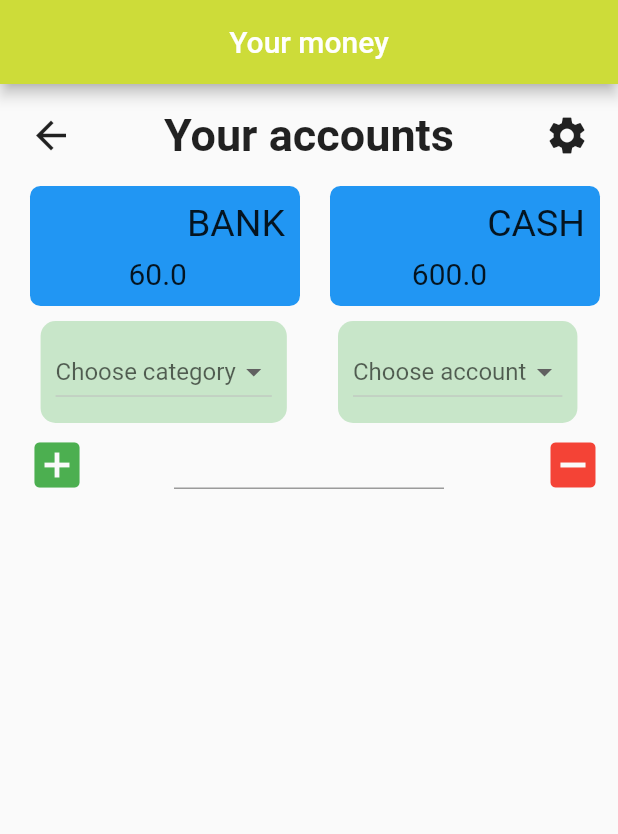
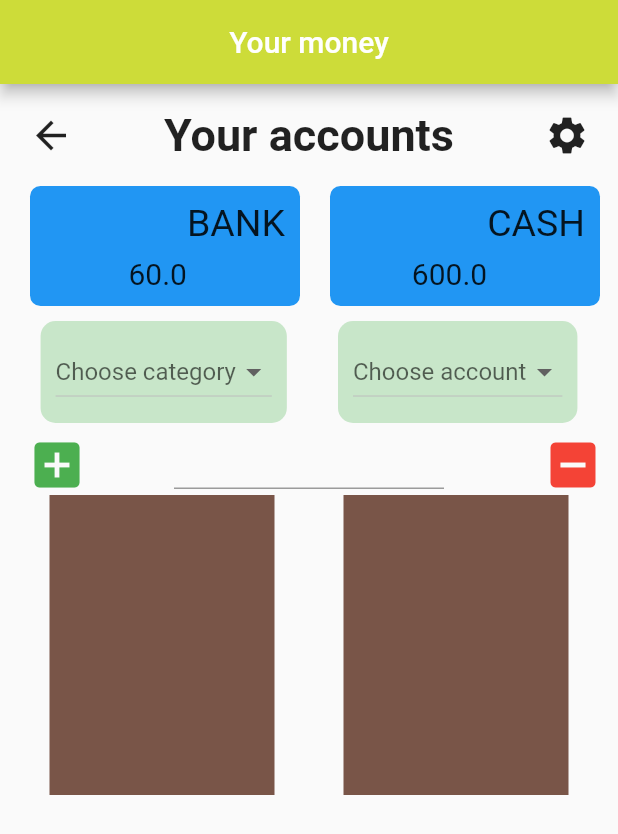
Before and after one commit to OlexandrBorovik/mone_dart, a Flutter app: the screen it shows after launch, on a phone screen of 412 x 824 dp. Shown: the top 834 px of the screen. Run offline on Flutter 3.47's test engine with Material 2 defaults, Android fonts, the phone set to English and light mode, and no system bars; missing offline and left inert: dart:ffi.

Commit message:
add conteiners for stat

```diff
--- a/lib/pages/home.dart
+++ b/lib/pages/home.dart
@@ -16,7 +16,11 @@ class _HomeState extends State<Home> {
   late String categoryChoose ;
     double enteredAmount =0;
  List <Account> accounts = [] ;
- final List <Category> categoryList = [];
+ List <Category> categoryList = [];
+
+  List <Category> categoryProfit = [];
+  List <Category> categoryExpence = [];
+
 final _controller = TextEditingController();
   Account start =  Account("bank", 60 );
   Account startTwo =  Account("cash", 600 );
@@ -30,6 +34,7 @@ final _controller = TextEditingController();
     accounts.add(startTwo);
     categoryList.add(categoryOne);
     categoryList.add(categoryTwo);
+
     super.initState();
   }
   @override
@@ -177,6 +182,27 @@ final _controller = TextEditingController();
                             Icons.indeterminate_check_box,size: 40,color: Colors.red))
 
                       ],
+                    ),
+
+                    Row(
+                      mainAxisAlignment: MainAxisAlignment.spaceAround,
+
+                          children: [
+
+                        Container(
+                          height: 200,
+                          width: 150,
+                          color: Colors.brown,
+
+                        ),
+                            Container(
+                              height: 200,
+                              width: 150,
+                              color: Colors.brown,
+
+                            )
+                          ],
+
                     )
               ]
             ),
```
